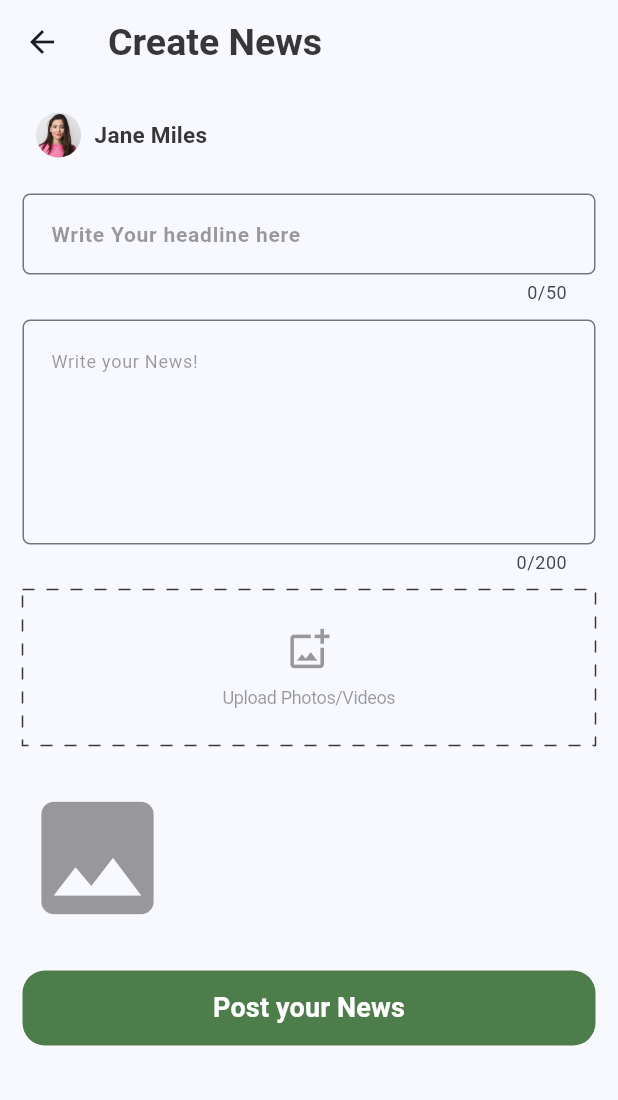
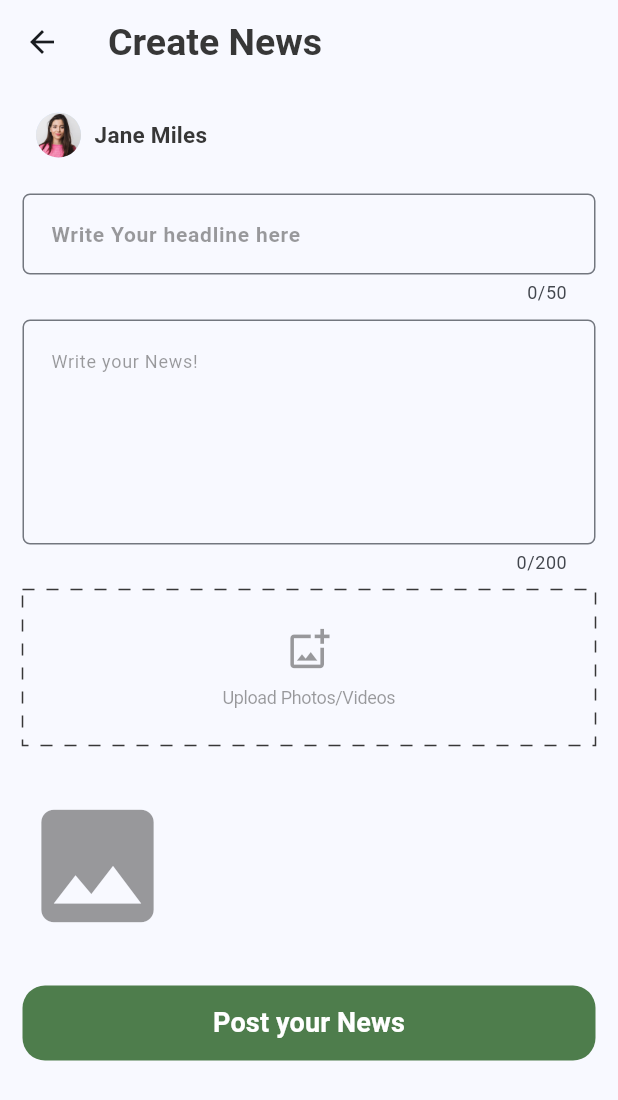
Before and after one commit to BhanuHasaranga/AgroConnect, a Flutter app: the CreateNews screen opened directly, on a phone screen of 412 x 824 dp. Shown: the top 1100 px of the screen. Run offline on Flutter 3.47's test engine with Material 3 defaults, Android fonts, the light colour scheme and no system bars; drawn by our look-alikes of dotted_border; our stand-ins replace image_picker; Roboto replaces fonts that are missing (Poppins).

Commit message:
sized box  size

```diff
--- a/lib/screens/create_news_screen.dart
+++ b/lib/screens/create_news_screen.dart
@@ -169,7 +169,7 @@ class _CreateNewsState extends State<CreateNews> {
               ),
             ),
             const SizedBox(
-              height: 25,
+              height: 30,
             ),
             Row(
               children: [
@@ -188,7 +188,7 @@ class _CreateNewsState extends State<CreateNews> {
               ],
             ),
             const SizedBox(
-              height: 25,
+              height: 30,
             ),
             Row(
               children: [
```
